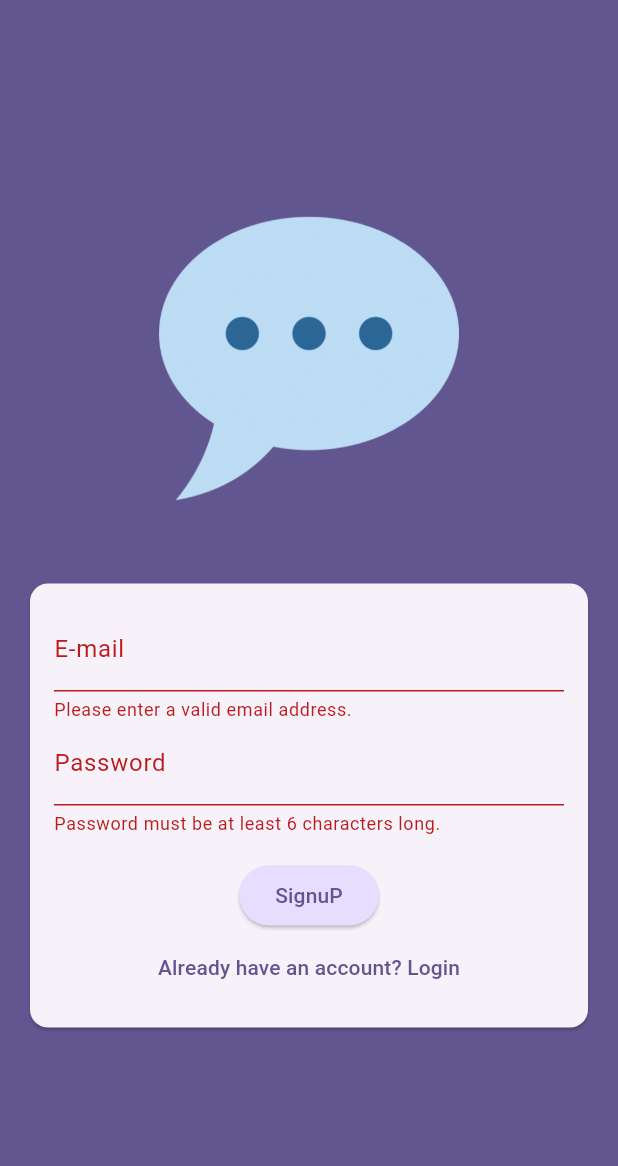
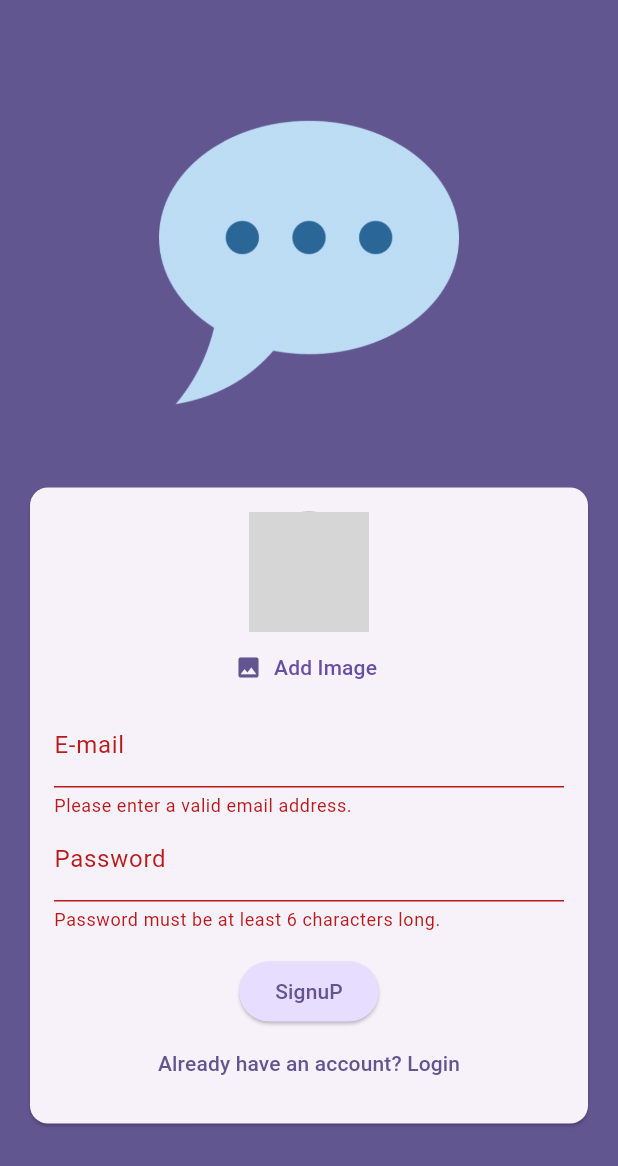
Before and after one commit to MohammedaminSa/flutter_chatting_app, a Flutter app: the screen it shows after launch, after a tap on "Login", after a tap on "Not have an account? Sign Up", on a phone screen of 412 x 824 dp. Shown: the top 1166 px of the screen. Run offline on Flutter 3.47's test engine with Material 3 defaults, Android fonts, the phone set to English and light mode, and no system bars; our stand-ins replace firebase_auth, firebase_core; accounts and stored records are empty; statements that could not run were skipped; grey boxes are pictures that could not be loaded.

Commit message:
connecting image upload with auth screen

```diff
--- a/lib/screens/auth.dart
+++ b/lib/screens/auth.dart
@@ -1,3 +1,4 @@
+import 'package:chatting_app/widgets/user_image_picker.dart';
 import 'package:flutter/material.dart';
 import 'package:firebase_auth/firebase_auth.dart';
 
@@ -82,7 +83,9 @@ class _AuthScreenState extends State<AuthScreen> {
                       key: _form,
                       child: Column(
                         mainAxisSize: MainAxisSize.min,
+
                         children: [
+                          if (!_isLogin) UserImagePicker(),
                           TextFormField(
                             decoration: InputDecoration(labelText: 'E-mail'),
                             keyboardType: TextInputType.emailAddress,
```
